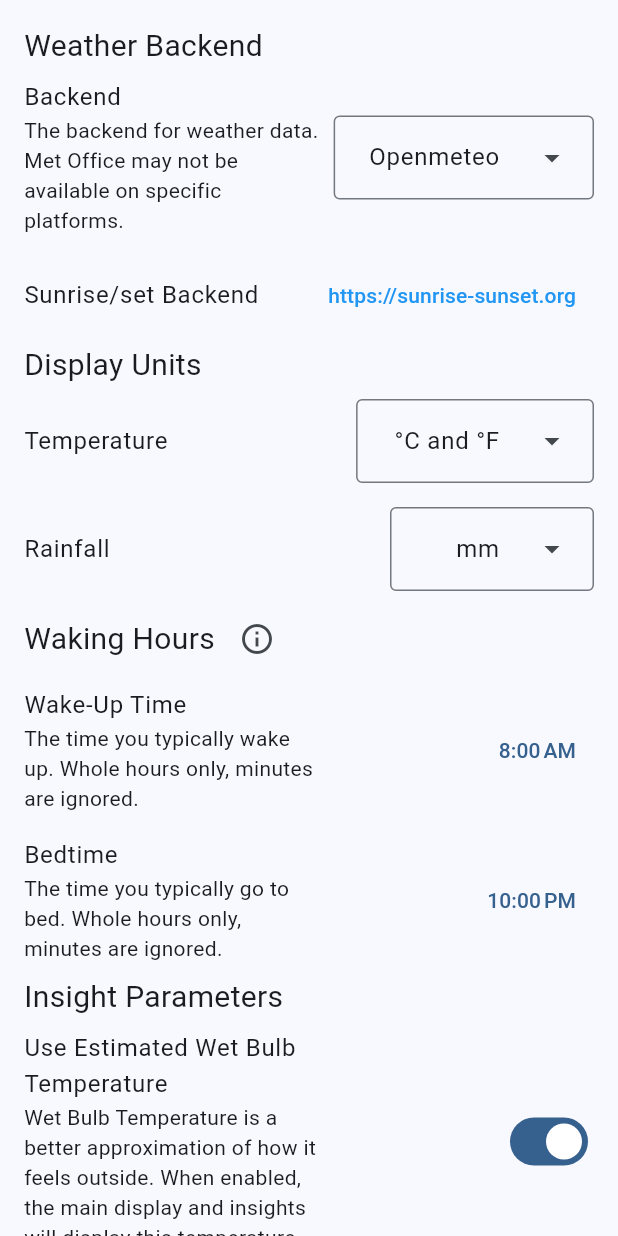
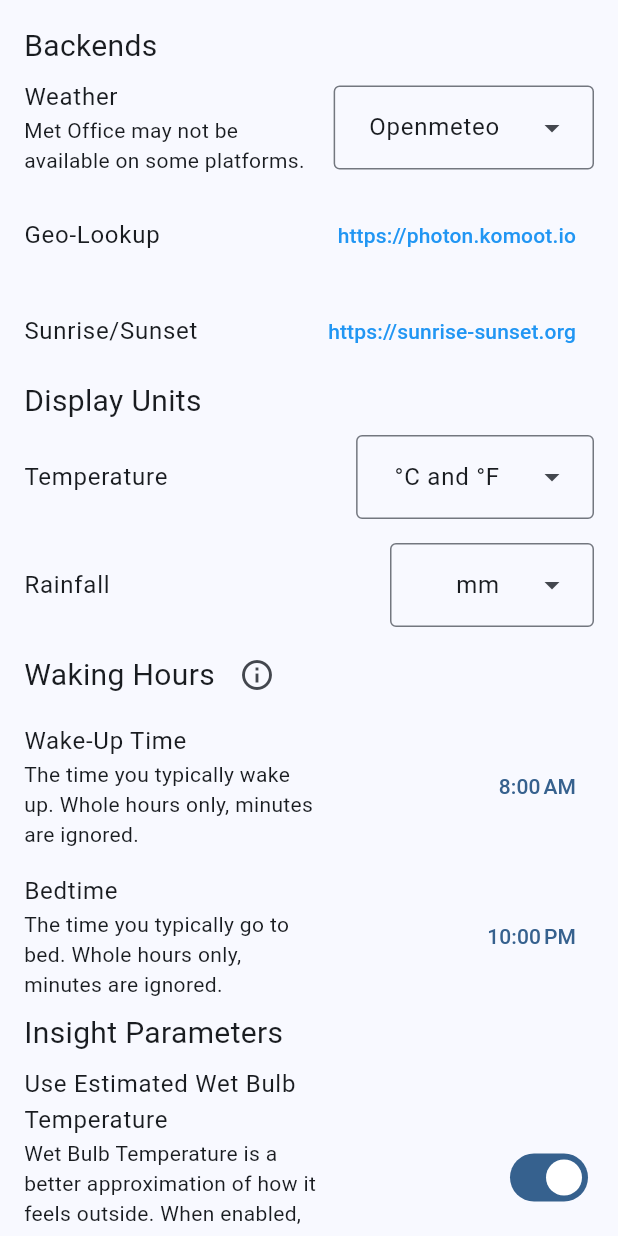
Before and after one commit to theturboturnip/turnip_rundown, a Flutter app: the SettingsScreen widget shown alone on an empty page, opened directly, on a phone screen of 412 x 824 dp. Run offline on Flutter 3.47's test engine with Material 3 defaults, Android fonts, the phone set to English and light mode, and no system bars; our stand-ins replace bloc, bloc_concurrency, equatable, fl_chart, flutter_bloc, geolocator and 7 more; missing offline and left inert: bloc_event_transformers, flutter_adaptive_scaffold, geojson_vi, sorted; accounts and stored records are empty.

Commit message:
Remove unnecessary settings SafeArea, added geolookup backend

```diff
--- a/lib/screens/settings/screen.dart
+++ b/lib/screens/settings/screen.dart
@@ -302,7 +302,7 @@ class RangeConfigPopupState<TUnit extends Unit<TUnit>> extends State<RangeConfig
     }
     widgets.add(_labelWidget(widget.stepNames.last));
     return Scaffold(
-      primary: false,
+      primary: true,
       appBar: AppBar(
         title: widget.title,
         actions: [
@@ -441,18 +441,17 @@ class SettingsScreen extends StatelessWidget {
   Widget build(BuildContext context) {
     return BlocBuilder<SettingsBloc, Settings>(
       builder: (context, state) {
-        return SafeArea(
-          child: SingleChildScrollView(
+        return SingleChildScrollView(
           child: Padding(
             padding: const EdgeInsets.symmetric(horizontal: 16, vertical: 16),
             child: Column(
               crossAxisAlignment: CrossAxisAlignment.start,
               children: [
-                  _settingsHeader(context, "Weather Backend"),
+                _settingsHeader(context, "Backends"),
                 _settingsTile(
                   context,
-                    title: const Text("Backend"),
-                    description: const Text("The backend for weather data. Met Office may not be available on specific platforms."),
+                  title: const Text("Weather"),
+                  description: const Text("Met Office may not be available on some platforms."),
                   input: SimpleDataSelectorWidget<RequestedWeatherBackend>(
                     selected: state.backend,
                     entries: [
@@ -473,7 +472,22 @@ class SettingsScreen extends StatelessWidget {
                 ),
                 _settingsTile(
                   context,
-                    title: const Text("Sunrise/set Backend"),
+                  title: const Text("Geo-Lookup"),
+                  input: TextButton(
+                    onPressed: () => launchUrl(
+                      Uri(scheme: "https", host: "photon.komoot.io"),
+                    ),
+                    child: const Text(
+                      "https://photon.komoot.io",
+                      style: TextStyle(
+                        color: Colors.blue,
+                      ),
+                    ),
+                  ),
+                ),
+                _settingsTile(
+                  context,
+                  title: const Text("Sunrise/Sunset"),
                   input: TextButton(
                     onPressed: () => launchUrl(
                       Uri(scheme: "https", host: "sunrise-sunset.org"),
@@ -897,7 +911,6 @@ class SettingsScreen extends StatelessWidget {
               ],
             ),
           ),
-          ),
         );
       },
     );
```
Lines whose indentation alone changed are shown as unchanged.
